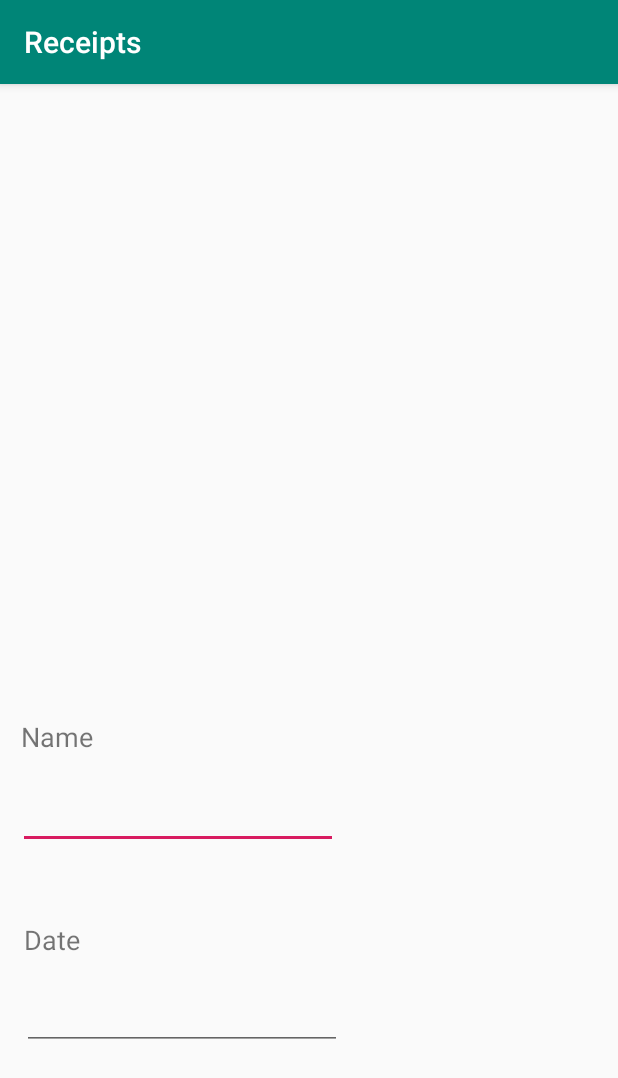
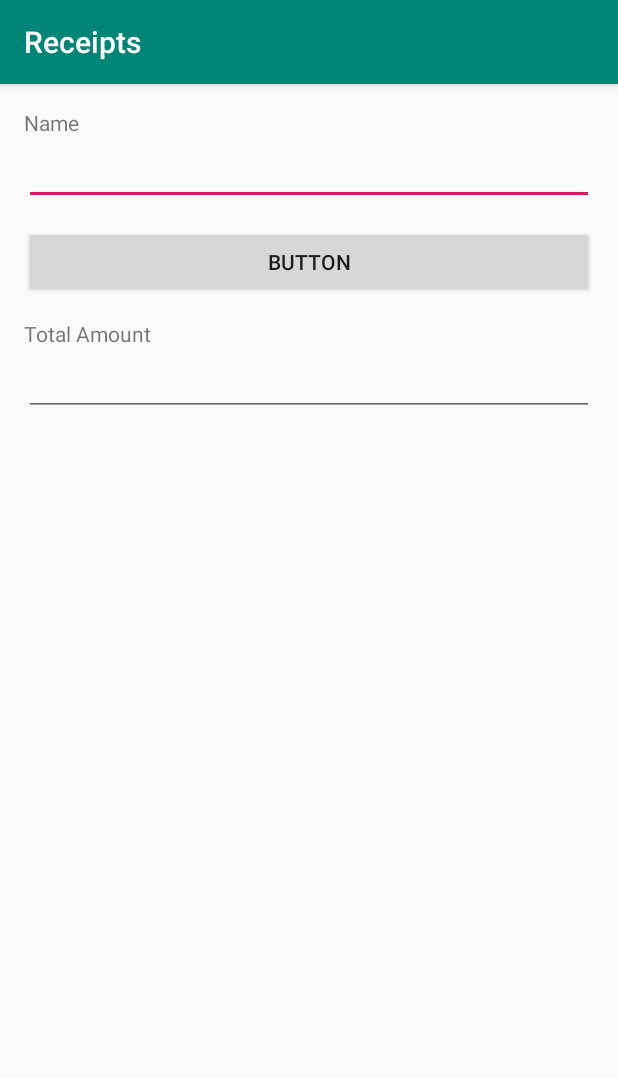
Before and after one commit to nilsjohnson/ReceiptTracker, an Android app: the screen it shows after launch (ReceiptActivity), after a tap on an icon or button, on a phone screen of 412 x 824 dp. Shown: the top 1078 px of the screen. Run offline under Robolectric (Android 15) with nearby library versions, the phone set to English and light mode, and no system bars; 1 statement that could not run was skipped.

Commit message:
imprved UI, added fields for amount

```diff
--- a/app/src/main/java/coffee/nils/dev/receipttracker/ReceiptActivity.java
+++ b/app/src/main/java/coffee/nils/dev/receipttracker/ReceiptActivity.java
@@ -4,13 +4,17 @@ import androidx.appcompat.app.AppCompatActivity;
 import androidx.fragment.app.FragmentManager;
 
 import android.graphics.Bitmap;
+import android.graphics.Color;
 import android.os.Bundle;
 import android.text.Editable;
 import android.text.TextWatcher;
 import android.view.View;
+import android.widget.Button;
 import android.widget.DatePicker;
 import android.widget.EditText;
 import android.widget.ImageView;
+
+import org.w3c.dom.Text;
 
 import java.io.File;
 import java.util.Calendar;
@@ -29,7 +33,8 @@ public class ReceiptActivity extends AppCompatActivity  implements DatePicker.On
     private File photoFile;
 
     private EditText editTextName;
-    private EditText editTextDate;
+    private EditText editTextTotalAmount;
+    private Button btnDate;
 
     private DAO dao;
 
@@ -40,26 +45,12 @@ public class ReceiptActivity extends AppCompatActivity  implements DatePicker.On
     {
         super.onCreate(savedInstanceState);
 
-        dao = DAO.get(this.getApplicationContext());
-
-        setContentView(R.layout.activity_receipt);
-        imageView = (ImageView)findViewById(R.id.imageView_recepit);
-        UUID receiptId = (UUID) getIntent().getSerializableExtra(MainActivity.EXTRA_NEW_RECEIPT_ID);
-
-        receipt = dao.getReceiptById(receiptId);
-        photoFile = dao.getPhotoFile(receipt);
-
-        Bitmap bitmap = ImageUtil.getScaledBitmap(photoFile.getPath(), this);
-        imageView.setImageBitmap(bitmap);
-
-        editTextName = (EditText)findViewById(R.id.editText_name);
-        editTextName.addTextChangedListener(new TextWatcher()
+        // for handling when user changes the name of where their receipt is from
+        class NameChangeListener implements TextWatcher
         {
             @Override
             public void beforeTextChanged(CharSequence s, int start, int count, int after)
-            {
-
-            }
+            { }
 
             @Override
             public void onTextChanged(CharSequence s, int start, int before, int count)
@@ -70,13 +61,73 @@ public class ReceiptActivity extends AppCompatActivity  implements DatePicker.On
 
             @Override
             public void afterTextChanged(Editable s)
+            { }
+        }
+
+        // for handling when user changes the total receipt amount
+        class UpdateTotalAmountHandler implements TextWatcher
+        {
+            @Override
+            public void beforeTextChanged(CharSequence s, int start, int count, int after)
+            { }
+
+            @Override
+            public void onTextChanged(CharSequence s, int start, int before, int count)
             {
+                try
+                {
+                    double value = Double.parseDouble(s.toString());
+                    receipt.setTotalAmount(value);
+                }
+                catch(NumberFormatException e)
+                {
+                    editTextTotalAmount.setBackgroundColor(Color.RED);
+                }
 
             }
-        });
 
-        editTextDate = (EditText)findViewById(R.id.editText_date);
-        editTextDate.setOnClickListener(new ChooseDateHandler());
+            @Override
+            public void afterTextChanged(Editable s)
+            { }
+        }
+
+        // for when the user clicks the button to change's the receipts date
+        class ChooseDateHandler implements View.OnClickListener
+        {
+            @Override
+            public void onClick(View v)
+            {
+                FragmentManager manager = getSupportFragmentManager();
+                DatePickerFragment dialog = DatePickerFragment.newInstance(new Date(), ReceiptActivity.this);
+                dialog.show(manager, DIALOG_DATE);
+            }
+        }
+
+        // set the view and get the DAO
+        setContentView(R.layout.activity_receipt);
+        dao = DAO.get(this.getApplicationContext());
+
+        // get the reciept
+        UUID receiptId = (UUID) getIntent().getSerializableExtra(MainActivity.EXTRA_NEW_RECEIPT_ID);
+        receipt = dao.getReceiptById(receiptId);
+
+        // set the image
+        imageView = (ImageView)findViewById(R.id.imageView_receipt);
+        photoFile = dao.getPhotoFile(receipt);
+        Bitmap bitmap = ImageUtil.getScaledBitmap(photoFile.getPath(), this);
+        imageView.setImageBitmap(bitmap);
+
+        // set the name related things
+        editTextName = (EditText)findViewById(R.id.editText_name);
+        editTextName.addTextChangedListener(new NameChangeListener());
+
+        // set the date related things
+        btnDate = (Button)findViewById(R.id.button_date);
+        btnDate.setOnClickListener(new ChooseDateHandler());
+
+        // set the receipt's total-amount related things
+        editTextTotalAmount = (EditText) findViewById(R.id.editText_amount);
+        editTextTotalAmount.addTextChangedListener(new UpdateTotalAmountHandler());
 
     }
 
@@ -100,17 +151,8 @@ public class ReceiptActivity extends AppCompatActivity  implements DatePicker.On
         Calendar cal = Calendar.getInstance();
         cal.set(year, monthOfYear, dayOfMonth);
         Date d = cal.getTime();
-        editTextDate.setText(editTextDate.toString());
+        btnDate.setText(d.toString());
     }
 
-    class ChooseDateHandler implements View.OnClickListener
-    {
-        @Override
-        public void onClick(View v)
-        {
-            FragmentManager manager = getSupportFragmentManager();
-            DatePickerFragment dialog = DatePickerFragment.newInstance(new Date(), ReceiptActivity.this);
-            dialog.show(manager, DIALOG_DATE);
-        }
-    }
+
 }
--- a/app/src/main/res/layout/activity_main.xml
+++ b/app/src/main/res/layout/activity_main.xml
@@ -4,6 +4,10 @@
     xmlns:tools="http://schemas.android.com/tools"
     android:layout_width="match_parent"
     android:layout_height="match_parent"
+    android:layout_marginLeft="14dp"
+    android:layout_marginTop="14dp"
+    android:layout_marginRight="14dp"
+    android:layout_marginBottom="14dp"
     tools:context=".MainActivity">
 
     <androidx.recyclerview.widget.RecyclerView
--- a/app/src/main/res/layout/activity_receipt.xml
+++ b/app/src/main/res/layout/activity_receipt.xml
@@ -1,66 +1,62 @@
 <?xml version="1.0" encoding="utf-8"?>
-<androidx.constraintlayout.widget.ConstraintLayout xmlns:android="http://schemas.android.com/apk/res/android"
+<ScrollView xmlns:android="http://schemas.android.com/apk/res/android"
     xmlns:app="http://schemas.android.com/apk/res-auto"
     xmlns:tools="http://schemas.android.com/tools"
     android:layout_width="match_parent"
     android:layout_height="match_parent"
-    tools:context=".ReceiptActivity">
+    android:orientation="vertical">
 
-    <ImageView
-        android:id="@+id/imageView_recepit"
-        android:layout_width="273dp"
-        android:layout_height="380dp"
-        app:layout_constraintBottom_toBottomOf="parent"
-        app:layout_constraintEnd_toEndOf="parent"
-        app:layout_constraintHorizontal_bias="0.542"
-        app:layout_constraintStart_toStartOf="parent"
-        app:layout_constraintTop_toTopOf="parent"
-        app:layout_constraintVertical_bias="0.037"
-        app:srcCompat="@android:drawable/ic_menu_camera" />
+    <LinearLayout
+        android:layout_width="match_parent"
+        android:layout_height="wrap_content"
+        android:layout_marginLeft="16dp"
+        android:layout_marginTop="16dp"
+        android:layout_marginRight="16dp"
+        android:layout_marginBottom="16dp"
+        android:orientation="vertical">
 
         <TextView
-        android:id="@+id/textView_name"
-        android:layout_width="121dp"
-        android:layout_height="34dp"
-        android:layout_marginTop="28dp"
-        android:text="@string/name"
-        android:textSize="18sp"
-        app:layout_constraintEnd_toEndOf="parent"
-        app:layout_constraintHorizontal_bias="0.048"
-        app:layout_constraintStart_toStartOf="parent"
-        app:layout_constraintTop_toBottomOf="@+id/imageView_recepit" />
+            android:id="@+id/tv_name"
+            android:layout_width="match_parent"
+            android:layout_height="wrap_content"
+            android:text="@string/name" />
 
         <EditText
             android:id="@+id/editText_name"
-        android:layout_width="wrap_content"
+            android:layout_width="match_parent"
             android:layout_height="wrap_content"
-        android:layout_marginStart="12dp"
-        android:layout_marginTop="8dp"
+            android:layout_marginBottom="14dp"
             android:ems="10"
             android:inputType="textPersonName"
-        app:layout_constraintStart_toStartOf="parent"
-        app:layout_constraintTop_toBottomOf="@+id/textView_name" />
+            tools:text="Whole Foods" />
+
+        <Button
+            android:id="@+id/button_date"
+            android:layout_width="match_parent"
+            android:layout_height="wrap_content"
+            android:layout_marginBottom="14dp"
+            android:text="Button"
+            tools:text="March 28, 2017" />
 
         <TextView
-        android:id="@+id/textView_date"
-        android:layout_width="wrap_content"
+            android:id="@+id/textView_amount"
+            android:layout_width="match_parent"
             android:layout_height="wrap_content"
-        android:layout_marginTop="48dp"
-        android:text="@string/date"
-        android:textSize="18sp"
-        app:layout_constraintEnd_toEndOf="parent"
-        app:layout_constraintHorizontal_bias="0.042"
-        app:layout_constraintStart_toStartOf="parent"
-        app:layout_constraintTop_toBottomOf="@+id/editText_name" />
+            android:text="@string/amount" />
 
         <EditText
-        android:id="@+id/editText_date"
-        android:layout_width="wrap_content"
+            android:id="@+id/editText_amount"
+            android:layout_width="match_parent"
             android:layout_height="wrap_content"
-        android:layout_marginTop="16dp"
-        android:layout_marginEnd="184dp"
+            android:layout_marginBottom="14dp"
             android:ems="10"
             android:inputType="textPersonName"
-        app:layout_constraintEnd_toEndOf="parent"
-        app:layout_constraintTop_toBottomOf="@+id/textView_date" />
-</androidx.constraintlayout.widget.ConstraintLayout>
+            tools:text="$12.98" />
+
+        <ImageView
+            android:id="@+id/imageView_receipt"
+            android:layout_width="match_parent"
+            android:layout_height="wrap_content"
+            app:srcCompat="@android:drawable/ic_menu_camera" />
+    </LinearLayout>
+</ScrollView>
--- a/app/src/main/res/values/strings.xml
+++ b/app/src/main/res/values/strings.xml
@@ -6,4 +6,5 @@
     <!-- TODO: Remove or change this placeholder text -->
     <string name="hello_blank_fragment">Hello blank fragment</string>
     <string name="date_picker_title">Enter Date</string>
+    <string name="amount">Total Amount</string>
 </resources>
```
Also changed, not shown: app/src/main/java/coffee/nils/dev/receipttracker/MainActivity.java (+13 -5 lines), app/src/main/java/coffee/nils/dev/receipttracker/data/Receipt.java (+23 -4 lines), app/src/main/res/layout/list_item.xml (+19 -7 lines). Lines whose indentation alone changed are shown as unchanged.
